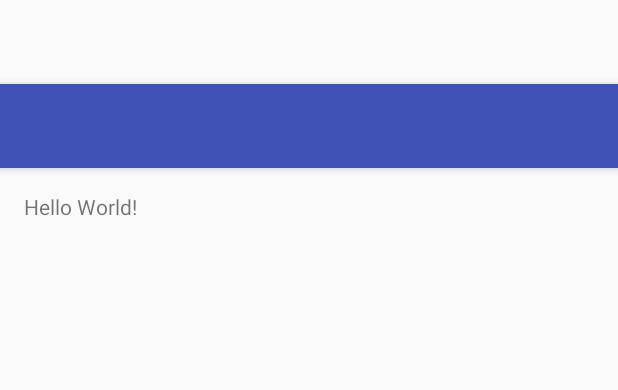
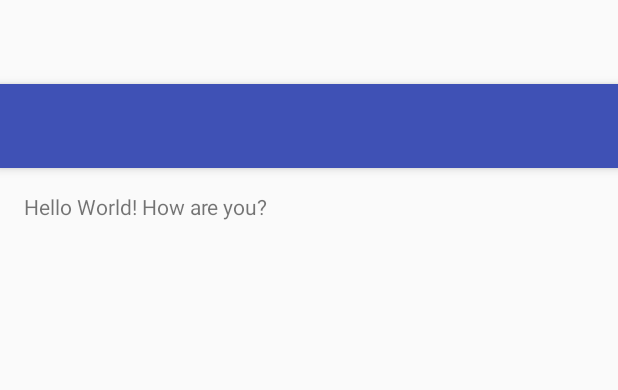
Before and after one commit to rakesharumalla/Android, an Android app: the layout activity_main.xml on its own in the app's theme, with its tools: preview values and no code run, on a phone screen of 412 x 824 dp. Shown: the top 390 px of the screen. Run offline under Robolectric (Android 15) with nearby library versions, the phone set to English and light mode, and no system bars.

Commit message:
Latest commit

```diff
--- a/app/src/main/res/layout/content_main.xml
+++ b/app/src/main/res/layout/content_main.xml
@@ -9,6 +9,6 @@
     app:layout_behavior="@string/appbar_scrolling_view_behavior"
     tools:showIn="@layout/activity_main" tools:context=".MainActivity">
 
-    <TextView android:text="Hello World!" android:layout_width="wrap_content"
+    <TextView android:text="Hello World! How are you?" android:layout_width="wrap_content"
         android:layout_height="wrap_content" />
 </RelativeLayout>
```
